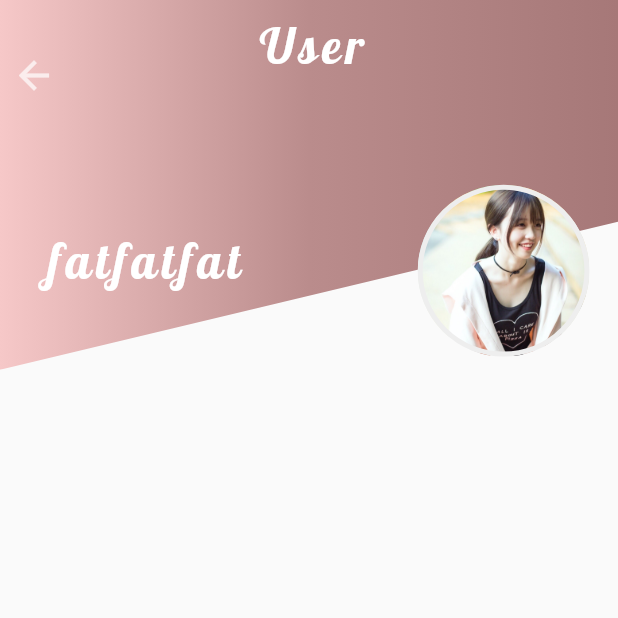
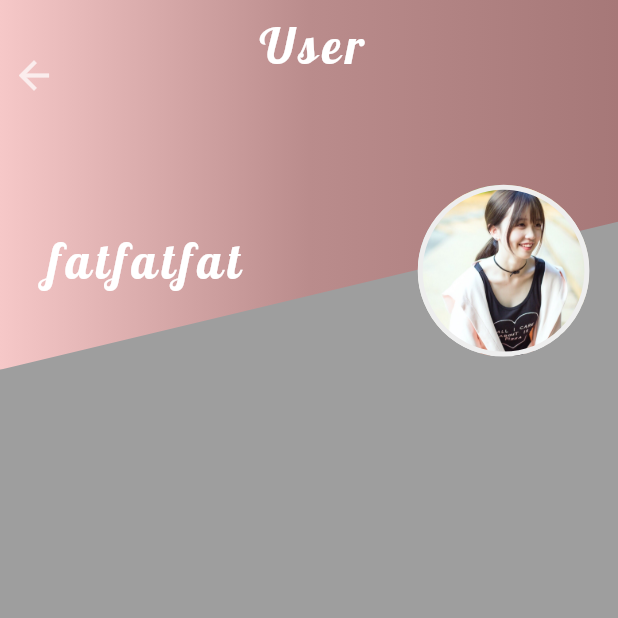
Before and after one commit to FrancisQiang/flutter-bill, a Flutter app: the UserPage screen opened directly, on a phone screen of 412 x 824 dp, the top half of it. Run offline on Flutter 3.47's test engine with Material 2 defaults, Android fonts, the phone set to English and light mode, and no system bars; our stand-ins replace cached_network_image, curved_navigation_bar, dio, fl_chart, fluro, flutter_colorpicker and 13 more; missing offline and left inert: circle_list, image_crop; accounts and stored records are empty; network calls fail; statements that could not run were skipped.

Commit message:
change: 更改用户页面背景颜色

```diff
--- a/lib/model/icon_setting_model.dart
+++ b/lib/model/icon_setting_model.dart
@@ -1,6 +1,4 @@
-import 'dart:collection';
 import 'dart:convert';
-
 import 'package:flutter/material.dart';
 import 'package:flutter/services.dart';
 import 'package:flutter_bill/bean/bill_icon_bean.dart';
--- a/lib/page/user/user_page.dart
+++ b/lib/page/user/user_page.dart
@@ -43,6 +43,7 @@ class UserPage extends StatelessWidget {
   @override
   Widget build(BuildContext context) {
     return Scaffold(
+      backgroundColor: Colors.grey,
       body: Column(
         children: <Widget>[
           Stack(
@@ -179,7 +180,7 @@ class UserPage extends StatelessWidget {
           ),
           Container(
               margin:
-                  EdgeInsets.only(top: ScreenUtil.getInstance().setHeight(40)),
+              EdgeInsets.only(top: ScreenUtil.getInstance().setHeight(40)),
               height: ScreenUtil.getInstance().setHeight(1600),
               child: ListView(
                 physics: BouncingScrollPhysics(),
```
